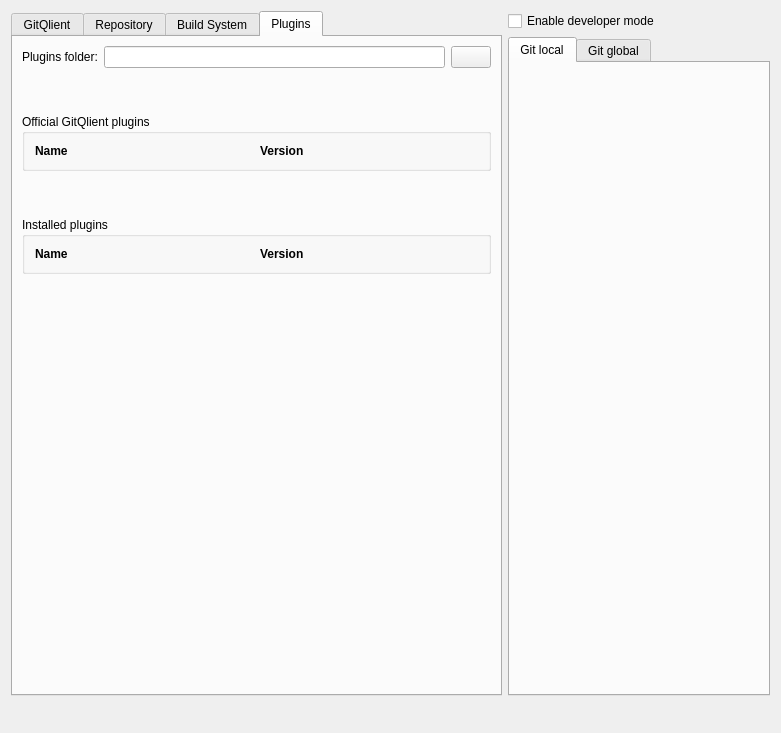
Qt form src/big_widgets/ConfigWidget.ui (francescmm/GitQlient) before a commit.
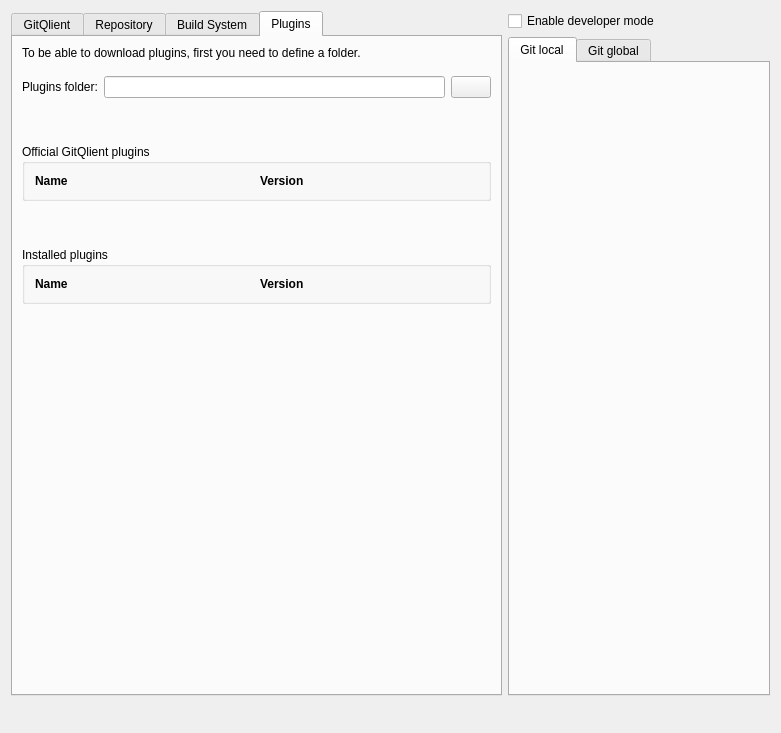
The same form after that commit. The open tabs and pages were chosen to show the change. Icons and pictures are not drawn. Custom widgets are drawn as their Qt base class.

Commit message: Improving UX for downloading plugins

Diff of the .ui file:
```diff
--- a/src/big_widgets/ConfigWidget.ui
+++ b/src/big_widgets/ConfigWidget.ui
@@ -964,14 +964,21 @@
        <string>Plugins</string>
       </attribute>
       <layout class="QGridLayout" name="gridLayout_5">
-       <item row="0" column="0">
+       <item row="2" column="1">
+        <widget class="QLineEdit" name="lePluginsDestination">
+         <property name="readOnly">
+          <bool>true</bool>
+         </property>
+        </widget>
+       </item>
+       <item row="2" column="0">
         <widget class="QLabel" name="label_30">
          <property name="text">
           <string>Plugins folder:</string>
          </property>
         </widget>
        </item>
-       <item row="0" column="2">
+       <item row="2" column="2">
         <widget class="QPushButton" name="pbPluginsFolder">
          <property name="icon">
           <iconset resource="../resources.qrc">
@@ -979,23 +986,14 @@
          </property>
         </widget>
        </item>
-       <item row="1" column="0">
-        <spacer name="verticalSpacer_5">
-         <property name="orientation">
-          <enum>Qt::Vertical</enum>
+       <item row="0" column="0" colspan="3">
+        <widget class="QLabel" name="lPluginsWarning">
+         <property name="text">
+          <string>To be able to download plugins, first you need to define a folder.</string>
          </property>
-         <property name="sizeType">
-          <enum>QSizePolicy::Fixed</enum>
-         </property>
-         <property name="sizeHint" stdset="0">
-          <size>
-           <width>20</width>
-           <height>40</height>
-          </size>
-         </property>
-        </spacer>
+        </widget>
        </item>
-       <item row="5" column="0" colspan="3">
+       <item row="7" column="0" colspan="3">
         <widget class="QGroupBox" name="pluginsWidget">
          <property name="title">
           <string>Installed plugins</string>
@@ -1040,14 +1038,23 @@
          </layout>
         </widget>
        </item>
-       <item row="0" column="1">
-        <widget class="QLineEdit" name="lePluginsDestination">
-         <property name="readOnly">
-          <bool>true</bool>
+       <item row="3" column="0">
+        <spacer name="verticalSpacer_5">
+         <property name="orientation">
+          <enum>Qt::Vertical</enum>
          </property>
-        </widget>
+         <property name="sizeType">
+          <enum>QSizePolicy::Fixed</enum>
+         </property>
+         <property name="sizeHint" stdset="0">
+          <size>
+           <width>20</width>
+           <height>40</height>
+          </size>
+         </property>
+        </spacer>
        </item>
-       <item row="4" column="0">
+       <item row="6" column="0">
         <spacer name="verticalSpacer_4">
          <property name="orientation">
           <enum>Qt::Vertical</enum>
@@ -1063,7 +1070,20 @@
          </property>
         </spacer>
        </item>
-       <item row="3" column="0" colspan="3">
+       <item row="8" column="0">
+        <spacer name="verticalSpacer_6">
+         <property name="orientation">
+          <enum>Qt::Vertical</enum>
+         </property>
+         <property name="sizeHint" stdset="0">
+          <size>
+           <width>20</width>
+           <height>40</height>
+          </size>
+         </property>
+        </spacer>
+       </item>
+       <item row="5" column="0" colspan="3">
         <widget class="QGroupBox" name="availablePluginsWidget">
          <property name="title">
           <string>Official GitQlient plugins</string>
@@ -1108,15 +1128,18 @@
          </layout>
         </widget>
        </item>
-       <item row="6" column="0">
-        <spacer name="verticalSpacer_6">
+       <item row="1" column="0">
+        <spacer name="verticalSpacer_7">
          <property name="orientation">
           <enum>Qt::Vertical</enum>
          </property>
+         <property name="sizeType">
+          <enum>QSizePolicy::Fixed</enum>
+         </property>
          <property name="sizeHint" stdset="0">
           <size>
            <width>20</width>
-           <height>40</height>
+           <height>10</height>
           </size>
          </property>
         </spacer>
```
Left out of the diff: 10 changed lines with no effect on the pictures. The commit also changes 1 other file.
